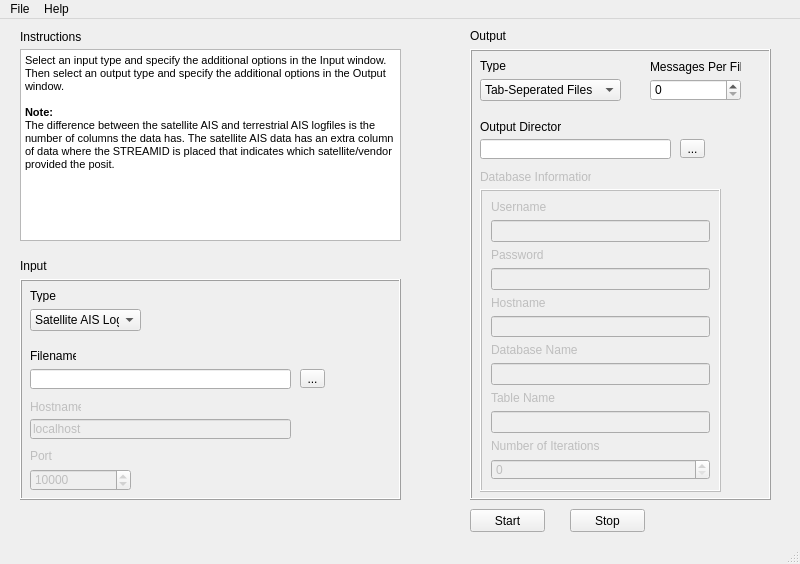
ICODE-MDA/AisParser, file src/apps/AisParserApp/aisparsermainwindow.ui: the form before one commit.
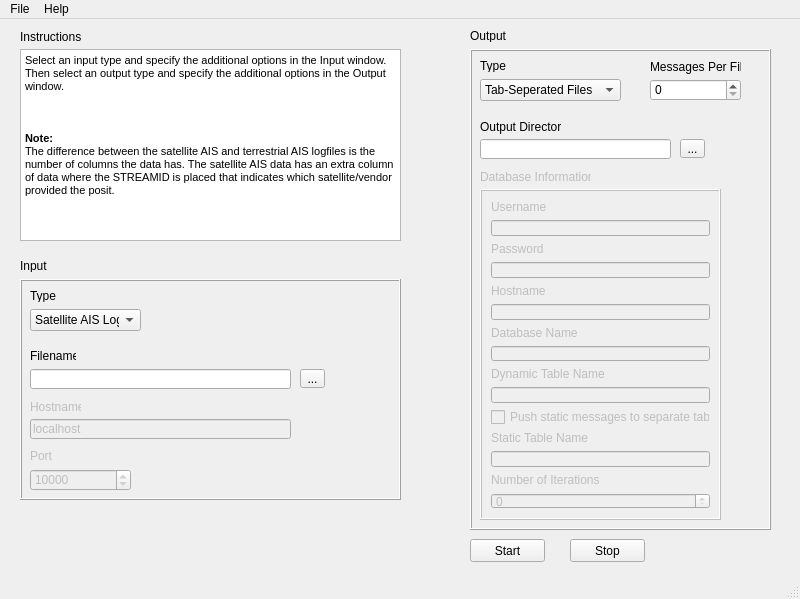
The form after the commit.

Commit message: Implemented capability to separate dynamic and static messages to different tables.  Updated GUI to support this capability.

```diff
--- a/src/apps/AisParserApp/aisparsermainwindow.ui
+++ b/src/apps/AisParserApp/aisparsermainwindow.ui
@@ -7,7 +7,7 @@
     <x>0</x>
     <y>0</y>
     <width>800</width>
-    <height>564</height>
+    <height>599</height>
    </rect>
   </property>
   <property name="sizePolicy">
@@ -203,7 +203,7 @@
       <x>470</x>
       <y>30</y>
       <width>301</width>
-      <height>451</height>
+      <height>481</height>
      </rect>
     </property>
     <property name="acceptDrops">
@@ -337,7 +337,7 @@
        <x>10</x>
        <y>140</y>
        <width>241</width>
-       <height>303</height>
+       <height>331</height>
       </rect>
      </property>
      <property name="frameShape">
@@ -409,7 +409,7 @@
       <item>
        <widget class="QLabel" name="tableNameLabel">
         <property name="text">
-         <string>Table Name</string>
+         <string>Dynamic Table Name</string>
         </property>
        </widget>
       </item>
@@ -420,6 +420,30 @@
         </property>
        </widget>
       </item>
+      <item>
+       <widget class="QCheckBox" name="staticTableCheckBox">
+        <property name="text">
+         <string>Push static messages to separate table</string>
+        </property>
+       </widget>
+      </item>
+      <item>
+       <widget class="QLabel" name="staticTableNameLabel">
+        <property name="text">
+         <string>Static Table Name</string>
+        </property>
+       </widget>
+      </item>
+      <item>
+       <widget class="QLineEdit" name="staticTableNameLineEdit">
+        <property name="enabled">
+         <bool>false</bool>
+        </property>
+        <property name="text">
+         <string/>
+        </property>
+       </widget>
+      </item>
       <item>
        <widget class="QLabel" name="numIterationsLabel">
         <property name="text">
@@ -507,7 +531,8 @@
 p, li { white-space: pre-wrap; }
 &lt;/style&gt;&lt;/head&gt;&lt;body style=&quot; font-family:'MS Shell Dlg 2'; font-size:8.25pt; font-weight:400; font-style:normal;&quot;&gt;
 &lt;p style=&quot; margin-top:0px; margin-bottom:0px; margin-left:0px; margin-right:0px; -qt-block-indent:0; text-indent:0px;&quot;&gt;&lt;span style=&quot; font-size:8pt;&quot;&gt;Select an input type and specify the additional options in the Input window. Then select an output type and specify the additional options in the Output window.&lt;/span&gt;&lt;/p&gt;
-&lt;p style=&quot;-qt-paragraph-type:empty; margin-top:0px; margin-bottom:0px; margin-left:0px; margin-right:0px; -qt-block-indent:0; text-indent:0px; font-size:8pt;&quot;&gt;&lt;br /&gt;&lt;/p&gt;
+&lt;p style=&quot;-qt-paragraph-type:empty; margin-top:0px; margin-bottom:0px; margin-left:0px; margin-right:0px; -qt-block-indent:0; text-indent:0px; font-size:8pt;&quot;&gt;&lt;/p&gt;
+&lt;p style=&quot; margin-top:0px; margin-bottom:0px; margin-left:0px; margin-right:0px; -qt-block-indent:0; text-indent:0px;&quot;&gt;&lt;span style=&quot; font-size:8pt;&quot;&gt;&lt;br /&gt;&lt;/span&gt;&lt;/p&gt;
 &lt;p style=&quot; margin-top:0px; margin-bottom:0px; margin-left:0px; margin-right:0px; -qt-block-indent:0; text-indent:0px;&quot;&gt;&lt;span style=&quot; font-size:8pt; font-weight:600;&quot;&gt;Note:&lt;/span&gt;&lt;/p&gt;
 &lt;p style=&quot; margin-top:0px; margin-bottom:0px; margin-left:0px; margin-right:0px; -qt-block-indent:0; text-indent:0px;&quot;&gt;&lt;span style=&quot; font-size:8pt;&quot;&gt;The difference between the satellite AIS and terrestrial AIS logfiles is the number of columns the data has. The satellite AIS data has an extra column of data where the STREAMID is placed that indicates which satellite/vendor provided the posit.&lt;/span&gt;&lt;/p&gt;&lt;/body&gt;&lt;/html&gt;</string>
     </property>
@@ -542,7 +567,7 @@
     <property name="geometry">
      <rect>
       <x>470</x>
-      <y>490</y>
+      <y>520</y>
       <width>75</width>
       <height>23</height>
      </rect>
@@ -555,7 +580,7 @@
     <property name="geometry">
      <rect>
       <x>570</x>
-      <y>490</y>
+      <y>520</y>
       <width>75</width>
       <height>23</height>
      </rect>
```
Left out of the diff: 67 changed lines with no effect on the pictures. The commit also changes 2 other files.
